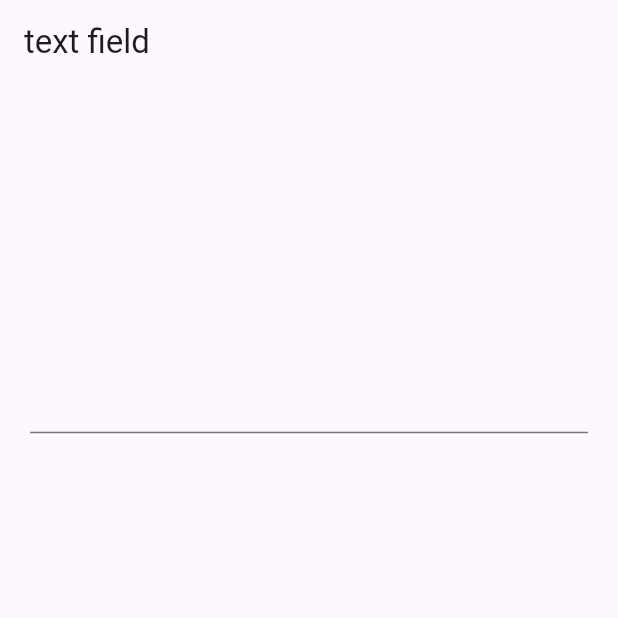
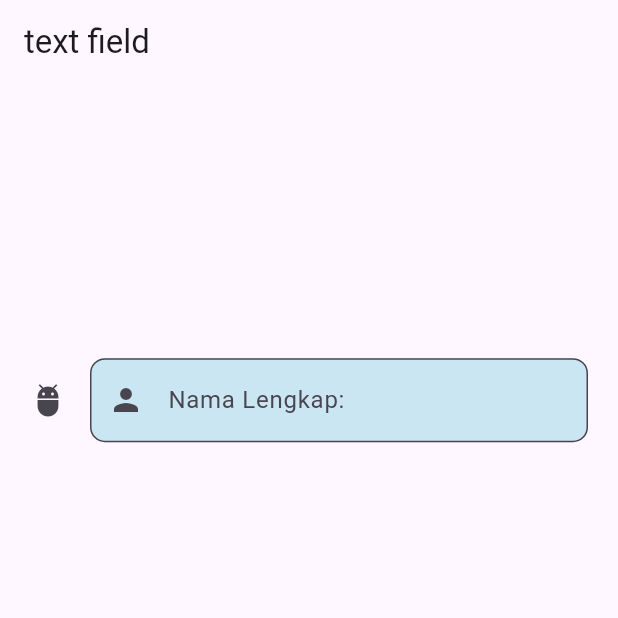
Before and after one commit to nentinur/Speedrun-Belajar-Flutter, a Flutter app: the screen it shows after launch, on a phone screen of 412 x 824 dp, the top half of it. Run offline on Flutter 3.47's test engine with Material 3 defaults, Android fonts, the phone set to English and light mode, and no system bars.

Commit message:
decoration text field

```diff
--- a/lib/main.dart
+++ b/lib/main.dart
@@ -27,6 +27,28 @@ class _MyAppState extends State<MyApp> {
                 // obscureText: true, =>> untuk membuat tampilan text seperti password
                 // maxLength: 5, =>> untuk membatasi jumlah input (contoh: hanya bisa menulis 5 karakter)
                 // maxLines: 1, =>> jumlah maksimal baris
+                decoration: InputDecoration(
+                    fillColor: const Color.fromARGB(255, 203, 230, 243),
+                    filled: true,
+                    icon: Icon(Icons.adb),
+
+                    /// prefix di awal, sufix di akhir
+                    // prefix: Container( =>> bisa diisi apa aja, kalo pake ini gaboleh pake prefixText
+                    //   width: 5, height: 5, color: Colors.amber,
+                    // ),
+                    // suffix: Container( =>> bisa diisi apa aja, kalo pake ini gaboleh pake sufixText
+                    //   width: 5, height: 5, color: Colors.amber,
+                    // ),
+                    prefixIcon: Icon(Icons.person),
+                    prefixText: "Name: ",
+                    prefixStyle: TextStyle(
+                        color: Colors.blue, fontWeight: FontWeight.w600),
+                    labelText: "Nama Lengkap: ",
+                    // labelStyle: TextStyle(), =>> untuk menghias label
+                    hintText: "nama lengkapnya loh",
+                    // hintStyle: TextStyle(), =>> untuk menghias hint
+                    border: OutlineInputBorder(
+                        borderRadius: BorderRadius.circular(10))),
                 onChanged: (value) {
                   setState(() {});
                 },
```
